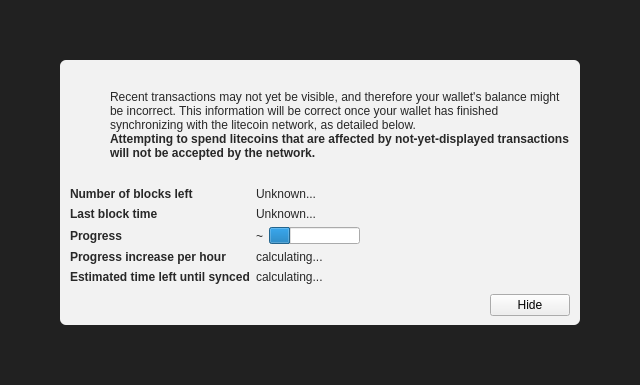
Before: the Qt Designer form src/qt/forms/modaloverlay.ui in mastermind4242/tubacle, drawn with Qt 5.
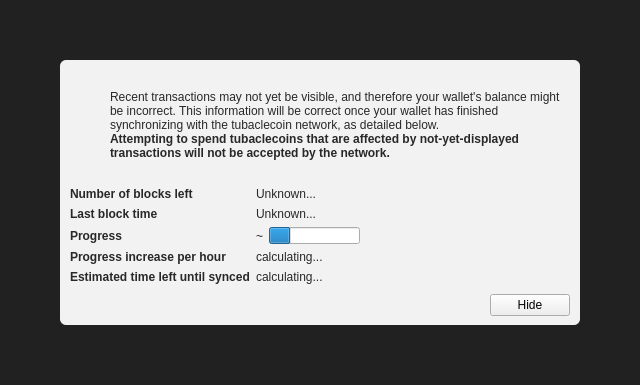
After: the same form once the commit is applied. Icons and pictures are not drawn. Custom widgets are drawn as their Qt base class.

```diff
--- a/src/qt/forms/modaloverlay.ui
+++ b/src/qt/forms/modaloverlay.ui
@@ -130,7 +130,7 @@
              <item>
               <widget class="QLabel" name="infoText">
                <property name="text">
-                <string>Recent transactions may not yet be visible, and therefore your wallet's balance might be incorrect. This information will be correct once your wallet has finished synchronizing with the litecoin network, as detailed below.</string>
+                <string>Recent transactions may not yet be visible, and therefore your wallet's balance might be incorrect. This information will be correct once your wallet has finished synchronizing with the tubaclecoin network, as detailed below.</string>
                </property>
                <property name="textFormat">
                 <enum>Qt::RichText</enum>
@@ -149,7 +149,7 @@
                 </font>
                </property>
                <property name="text">
-                <string>Attempting to spend litecoins that are affected by not-yet-displayed transactions will not be accepted by the network.</string>
+                <string>Attempting to spend tubaclecoins that are affected by not-yet-displayed transactions will not be accepted by the network.</string>
                </property>
                <property name="textFormat">
                 <enum>Qt::RichText</enum>
```
